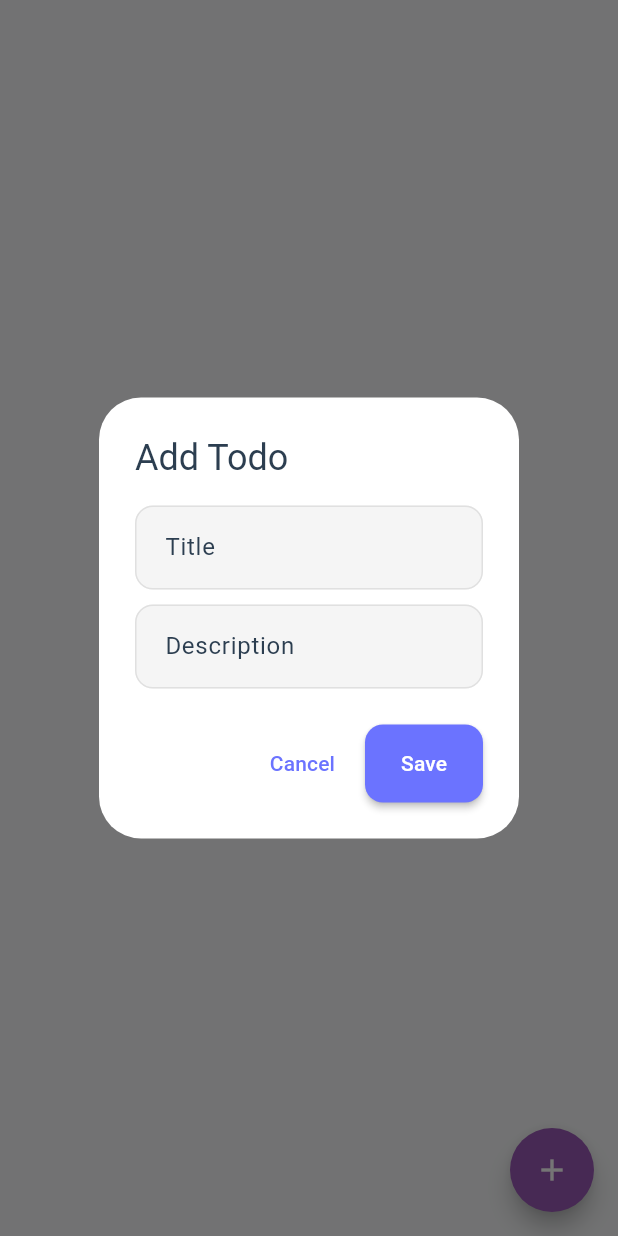
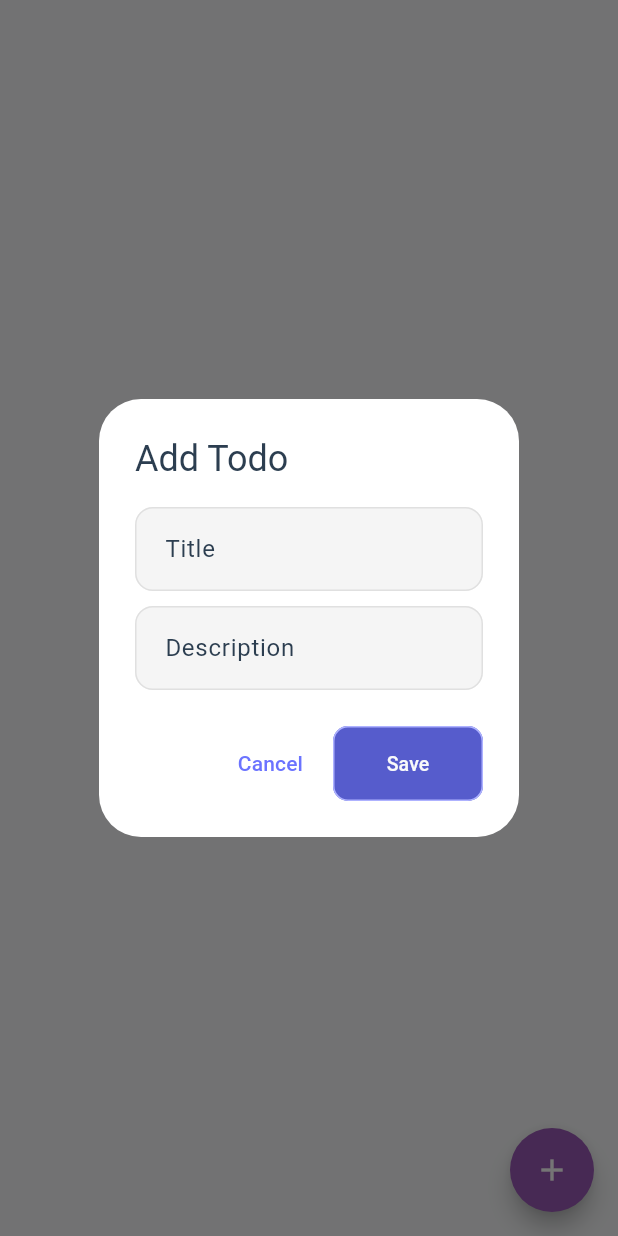
Before and after one commit to Rafay-kz/TaskCast, a Flutter app: the TodoPage screen opened directly, after a tap on the "add" icon, on a phone screen of 412 x 824 dp. Run offline on Flutter 3.47's test engine with Material 3 defaults, Android fonts, the light colour scheme and no system bars; our stand-ins replace animate_do, connectivity_plus, dio, either_dart, equatable, flutter_bloc and 7 more; accounts and stored records are empty.

Commit message:
-button changed.

```diff
--- a/lib/features/todo/presentation/pages/todo_page.dart
+++ b/lib/features/todo/presentation/pages/todo_page.dart
@@ -1,6 +1,7 @@
 import 'package:flutter/material.dart';
 import 'package:flutter_bloc/flutter_bloc.dart';
 import 'package:task_cast_app/core/theme/app_theme.dart';
+import '../../../../common/widgets/custom_primary_button.dart';
 import '../../../../core/constants/app_constants.dart';
 import '../../domain/entities/todo.dart';
 import '../bloc/todo_bloc.dart';
@@ -47,8 +48,9 @@ class _TodoPageState extends State<TodoPage> {
               onPressed: () => Navigator.pop(context),
               child: const Text(AppStrings.cancel),
             ),
-            ElevatedButton(
-              onPressed: () {
+            CustomPrimaryButton(
+              width: 100,
+              onButtonPressed: () {
                 final todo = Todo(
                   id: DateTime.now().millisecondsSinceEpoch.toString(),
                   title: titleController.text,
@@ -59,7 +61,7 @@ class _TodoPageState extends State<TodoPage> {
                 context.read<TodoBloc>().add(AddTodo(todo: todo));
                 Navigator.pop(context);
               },
-              child: const Text(AppStrings.save),
+              title: AppStrings.save,
             ),
           ],
         );
```
